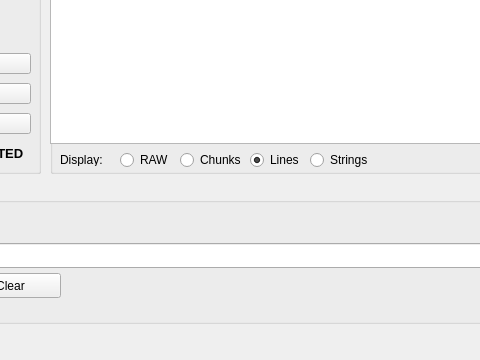
caffedrine/QtSerialPort, file mainwindow.ui: the form before one commit; both pictures show x 170 to 650 and y 184 to 544 of the 841 by 544 pixel window.
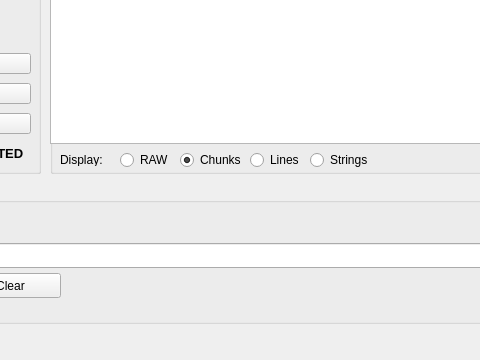
The form after the commit. Icons and pictures are not drawn.

Commit message: baud select bug corrected!

What changed in the file:
```diff
--- a/mainwindow.ui
+++ b/mainwindow.ui
@@ -192,7 +192,7 @@
       <string>Lines</string>
      </property>
      <property name="checked">
-      <bool>true</bool>
+      <bool>false</bool>
      </property>
     </widget>
     <widget class="QRadioButton" name="radioButton_displayChunks">
@@ -208,7 +208,7 @@
       <string>Chunks</string>
      </property>
      <property name="checked">
-      <bool>false</bool>
+      <bool>true</bool>
      </property>
     </widget>
     <widget class="QRadioButton" name="radioButton_displayRAW">
```
The commit also changes 2 other files.
